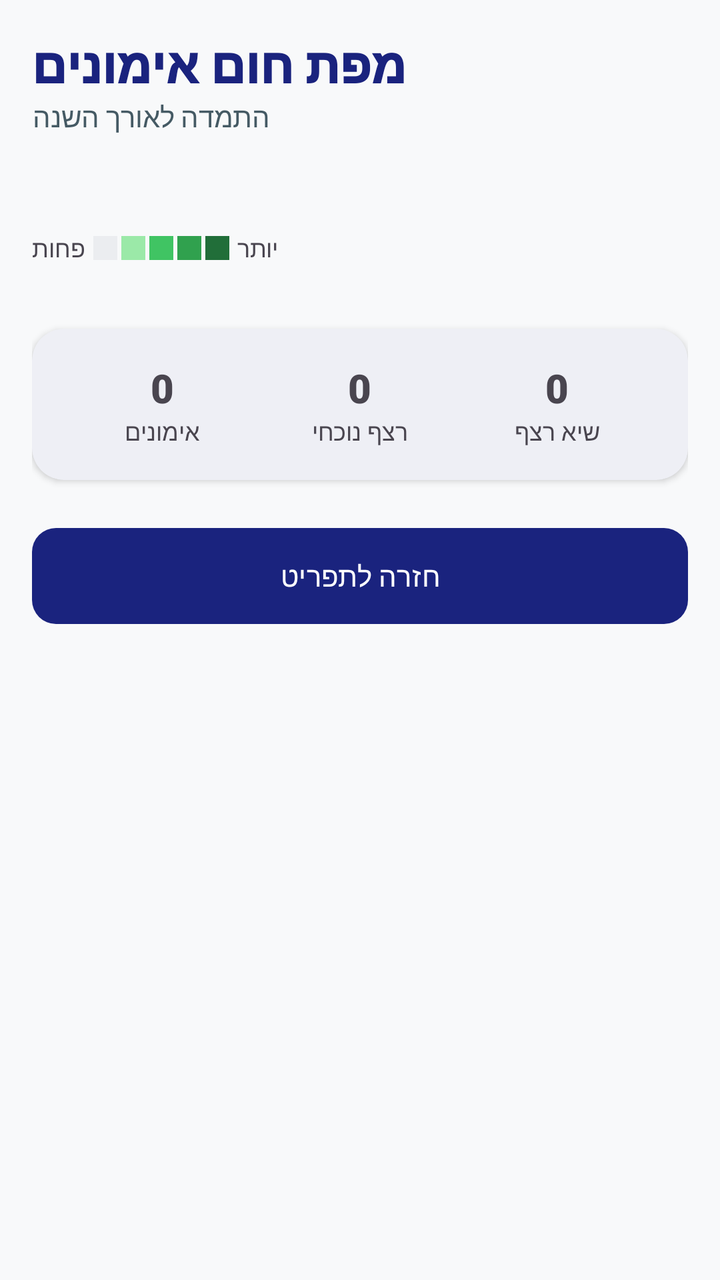
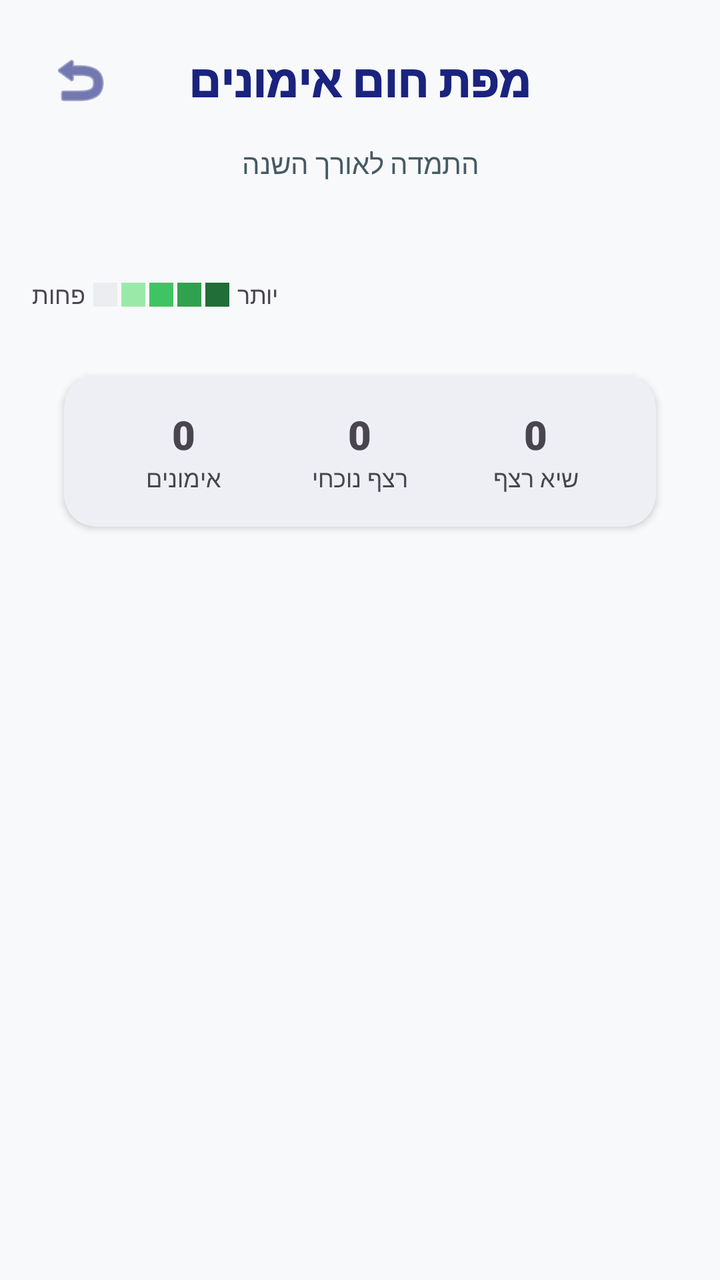

Before-and-after screenshots of an Android layout around one commit, followed by the original layout XML and the change that was made.
<!-- AndroidManifest.xml: application theme Theme.Gym_calender10 -->
<!-- res/layout/activity_heatmap.xml -->
<?xml version="1.0" encoding="utf-8"?>
<androidx.constraintlayout.widget.ConstraintLayout xmlns:android="http://schemas.android.com/apk/res/android"
    xmlns:app="http://schemas.android.com/apk/res-auto"
    android:layout_width="match_parent"
    android:layout_height="match_parent"
    android:padding="16dp"
    android:background="@color/backgroundColor">

    <TextView
        android:id="@+id/tvHeatmapTitle"
        android:layout_width="wrap_content"
        android:layout_height="wrap_content"
        android:text="מפת חום אימונים"
        android:textSize="24sp"
        android:fontFamily="sans-serif-black"
        android:textColor="@color/primaryColor"
        app:layout_constraintTop_toTopOf="parent"
        app:layout_constraintStart_toStartOf="parent" />

    <TextView
        android:id="@+id/tvHeatmapSubtitle"
        android:layout_width="wrap_content"
        android:layout_height="wrap_content"
        android:text="התמדה לאורך השנה"
        android:textSize="14sp"
        android:textColor="@color/secondaryTextColor"
        app:layout_constraintTop_toBottomOf="@+id/tvHeatmapTitle"
        app:layout_constraintStart_toStartOf="parent" />

    <HorizontalScrollView
        android:id="@+id/hsvHeatmap"
        android:layout_width="match_parent"
        android:layout_height="wrap_content"
        android:layout_marginTop="32dp"
        app:layout_constraintTop_toBottomOf="@+id/tvHeatmapSubtitle">

        <LinearLayout
            android:layout_width="wrap_content"
            android:layout_height="wrap_content"
            android:orientation="vertical">

            <androidx.recyclerview.widget.RecyclerView
                android:id="@+id/rvHeatmap"
                android:layout_width="wrap_content"
                android:layout_height="wrap_content"
                android:orientation="horizontal" />
            
            <LinearLayout
                android:layout_width="wrap_content"
                android:layout_height="wrap_content"
                android:orientation="horizontal"
                android:layout_marginTop="16dp"
                android:layout_gravity="end"
                android:gravity="center_vertical">
                
                <TextView
                    android:layout_width="wrap_content"
                    android:layout_height="wrap_content"
                    android:text="פחות"
                    android:textSize="12sp"
                    android:layout_marginEnd="4dp" />
                
                <View android:layout_width="12dp" android:layout_height="12dp" android:background="#EBEDF0" android:layout_marginEnd="2dp" />
                <View android:layout_width="12dp" android:layout_height="12dp" android:background="#9BE9A8" android:layout_marginEnd="2dp" />
                <View android:layout_width="12dp" android:layout_height="12dp" android:background="#40C463" android:layout_marginEnd="2dp" />
                <View android:layout_width="12dp" android:layout_height="12dp" android:background="#30A14E" android:layout_marginEnd="2dp" />
                <View android:layout_width="12dp" android:layout_height="12dp" android:background="#216E39" android:layout_marginEnd="4dp" />

                <TextView
                    android:layout_width="wrap_content"
                    android:layout_height="wrap_content"
                    android:text="יותר"
                    android:textSize="12sp" />
            </LinearLayout>
        </LinearLayout>
    </HorizontalScrollView>

    <com.google.android.material.card.MaterialCardView
        android:id="@+id/cvStats"
        android:layout_width="match_parent"
        android:layout_height="wrap_content"
        android:layout_marginTop="32dp"
        app:cardCornerRadius="16dp"
        app:cardElevation="2dp"
        app:layout_constraintTop_toBottomOf="@+id/hsvHeatmap">

        <LinearLayout
            android:layout_width="match_parent"
            android:layout_height="wrap_content"
            android:orientation="horizontal"
            android:padding="16dp"
            android:weightSum="3">

            <LinearLayout
                android:layout_width="0dp"
                android:layout_height="wrap_content"
                android:layout_weight="1"
                android:orientation="vertical"
                android:gravity="center">
                <TextView
                    android:id="@+id/tvTotalWorkouts"
                    android:layout_width="wrap_content"
                    android:layout_height="wrap_content"
                    android:text="0"
                    android:textSize="20sp"
                    android:fontFamily="sans-serif-black" />
                <TextView
                    android:layout_width="wrap_content"
                    android:layout_height="wrap_content"
                    android:text="אימונים"
                    android:textSize="12sp" />
            </LinearLayout>

            <LinearLayout
                android:layout_width="0dp"
                android:layout_height="wrap_content"
                android:layout_weight="1"
                android:orientation="vertical"
                android:gravity="center">
                <TextView
                    android:id="@+id/tvCurrentStreak"
                    android:layout_width="wrap_content"
                    android:layout_height="wrap_content"
                    android:text="0"
                    android:textSize="20sp"
                    android:fontFamily="sans-serif-black" />
                <TextView
                    android:layout_width="wrap_content"
                    android:layout_height="wrap_content"
                    android:text="רצף נוכחי"
                    android:textSize="12sp" />
            </LinearLayout>

            <LinearLayout
                android:layout_width="0dp"
                android:layout_height="wrap_content"
                android:layout_weight="1"
                android:orientation="vertical"
                android:gravity="center">
                <TextView
                    android:id="@+id/tvBestStreak"
                    android:layout_width="wrap_content"
                    android:layout_height="wrap_content"
                    android:text="0"
                    android:textSize="20sp"
                    android:fontFamily="sans-serif-black" />
                <TextView
                    android:layout_width="wrap_content"
                    android:layout_height="wrap_content"
                    android:text="שיא רצף"
                    android:textSize="12sp" />
            </LinearLayout>
        </LinearLayout>
    </com.google.android.material.card.MaterialCardView>

    <com.google.android.material.button.MaterialButton
        android:id="@+id/btnBackToDashboard"
        android:layout_width="match_parent"
        android:layout_height="wrap_content"
        android:layout_marginTop="24dp"
        android:text="חזרה לתפריט"
        app:layout_constraintTop_toBottomOf="@+id/cvStats"
        app:layout_constraintStart_toStartOf="parent"
        app:layout_constraintEnd_toEndOf="parent" />

</androidx.constraintlayout.widget.ConstraintLayout>
<!-- resources referenced by this layout -->
<resources>
  <color name="backgroundColor">#F8F9FA</color>
  <color name="primaryColor">#1A237E</color>
  <color name="secondaryTextColor">#455A64</color>
  <style name="Theme.Gym_calender10" parent="Theme.Material3.Light.NoActionBar">
          
          <item name="colorPrimary">@color/primaryColor</item>
          <item name="colorPrimaryVariant">@color/primaryDarkColor</item>
          <item name="colorOnPrimary">@color/whiteTextColor</item>
  
          
          <item name="colorSecondary">@color/secondaryColor</item>
          <item name="colorSecondaryVariant">@color/secondaryDarkColor</item>
          <item name="colorOnSecondary">@color/whiteTextColor</item>
  
          
          <item name="android:statusBarColor">@color/primaryDarkColor</item>
  
          
          <item name="android:windowBackground">@color/backgroundColor</item>
          <item name="colorSurface">@color/surfaceColor</item>
          <item name="colorOnSurface">@color/primaryTextColor</item>
  
          
          <item name="materialButtonStyle">@style/AppButton</item>
          <item name="textInputStyle">@style/AppTextInputLayout</item>
          <item name="materialCardViewStyle">@style/AppCard</item>
  
          <item name="bottomSheetDialogTheme">@style/AppBottomSheetDialogTheme</item>
      </style>
  <color name="primaryDarkColor">#000051</color>
  <color name="whiteTextColor">#FFFFFF</color>
  <color name="secondaryColor">#E65100</color>
  <color name="secondaryDarkColor">#BF360C</color>
  <color name="surfaceColor">#FFFFFF</color>
  <color name="primaryTextColor">#121212</color>
  <style name="AppButton" parent="Widget.Material3.Button">
          <item name="android:insetTop">0dp</item>
          <item name="android:insetBottom">0dp</item>
          <item name="shapeAppearance">@style/ShapeAppearance.App.MediumComponent</item>
      </style>
  <style name="AppTextInputLayout" parent="Widget.Material3.TextInputLayout.OutlinedBox">
          <item name="boxStrokeColor">@color/primaryColor</item>
          <item name="boxCornerRadiusTopStart">8dp</item>
          <item name="boxCornerRadiusTopEnd">8dp</item>
          <item name="boxCornerRadiusBottomStart">8dp</item>
          <item name="boxCornerRadiusBottomEnd">8dp</item>
      </style>
  <style name="AppCard" parent="Widget.Material3.CardView.Elevated">
          <item name="cardBackgroundColor">@color/cardBackground</item>
          <item name="cardElevation">4dp</item>
          <item name="cardCornerRadius">16dp</item>
          <item name="shapeAppearance">@style/ShapeAppearance.App.MediumComponent</item>
      </style>
  <style name="AppBottomSheetDialogTheme" parent="Theme.Design.Light.BottomSheetDialog">
          <item name="bottomSheetStyle">@style/AppBottomSheetStyle</item>
      </style>
  <style name="ShapeAppearance.App.MediumComponent" parent="ShapeAppearance.Material3.MediumComponent">
          <item name="cornerFamily">rounded</item>
          <item name="cornerSize">12dp</item>
      </style>
  <color name="cardBackground">#FFFFFF</color>
  <style name="AppBottomSheetStyle" parent="Widget.Design.BottomSheet.Modal">
          <item name="android:background">@android:color/transparent</item>
      </style>
</resources>

<!-- the commit's change to res/layout/activity_heatmap.xml (unified diff, before → after) -->
@@ -6,26 +6,44 @@
     android:padding="16dp"
     android:background="@color/backgroundColor">
 
-    <TextView
-        android:id="@+id/tvHeatmapTitle"
-        android:layout_width="wrap_content"
+    <FrameLayout
+        android:id="@+id/topBar"
+        android:layout_width="match_parent"
         android:layout_height="wrap_content"
-        android:text="מפת חום אימונים"
-        android:textSize="24sp"
-        android:fontFamily="sans-serif-black"
-        android:textColor="@color/primaryColor"
-        app:layout_constraintTop_toTopOf="parent"
-        app:layout_constraintStart_toStartOf="parent" />
+        app:layout_constraintTop_toTopOf="parent">
+
+        <ImageButton
+            android:id="@+id/btnBack"
+            android:layout_width="48dp"
+            android:layout_height="48dp"
+            android:layout_gravity="start|center_vertical"
+            android:background="?attr/selectableItemBackgroundBorderless"
+            android:src="@android:drawable/ic_menu_revert"
+            app:tint="@color/primaryColor"
+            android:contentDescription="חזרה" />
+
+        <TextView
+            android:id="@+id/tvHeatmapTitle"
+            android:layout_width="wrap_content"
+            android:layout_height="wrap_content"
+            android:layout_gravity="center"
+            android:text="מפת חום אימונים"
+            android:textSize="22sp"
+            android:fontFamily="sans-serif-black"
+            android:textColor="@color/primaryColor" />
+    </FrameLayout>
 
     <TextView
         android:id="@+id/tvHeatmapSubtitle"
         android:layout_width="wrap_content"
         android:layout_height="wrap_content"
+        android:layout_marginTop="8dp"
         android:text="התמדה לאורך השנה"
         android:textSize="14sp"
         android:textColor="@color/secondaryTextColor"
-        app:layout_constraintTop_toBottomOf="@+id/tvHeatmapTitle"
-        app:layout_constraintStart_toStartOf="parent" />
+        app:layout_constraintTop_toBottomOf="@+id/topBar"
+        app:layout_constraintStart_toStartOf="parent"
+        app:layout_constraintEnd_toEndOf="parent" />
 
     <HorizontalScrollView
         android:id="@+id/hsvHeatmap"
@@ -80,6 +98,7 @@
         android:layout_width="match_parent"
         android:layout_height="wrap_content"
         android:layout_marginTop="32dp"
+        android:layout_marginHorizontal="16dp"
         app:cardCornerRadius="16dp"
         app:cardElevation="2dp"
         app:layout_constraintTop_toBottomOf="@+id/hsvHeatmap">
@@ -153,14 +172,4 @@
         </LinearLayout>
     </com.google.android.material.card.MaterialCardView>
 
-    <com.google.android.material.button.MaterialButton
-        android:id="@+id/btnBackToDashboard"
-        android:layout_width="match_parent"
-        android:layout_height="wrap_content"
-        android:layout_marginTop="24dp"
-        android:text="חזרה לתפריט"
-        app:layout_constraintTop_toBottomOf="@+id/cvStats"
-        app:layout_constraintStart_toStartOf="parent"
-        app:layout_constraintEnd_toEndOf="parent" />
-
 </androidx.constraintlayout.widget.ConstraintLayout>
